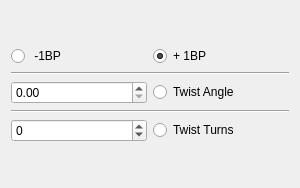
Old version of the form AdenitaCoreSE/form/SETwistHelixEditorGUI.ui in the repository 1A-OneAngstrom/Adenita.
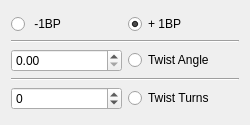
New version of the form.

What changed in the file:
```diff
--- a/AdenitaCoreSE/form/SETwistHelixEditorGUI.ui
+++ b/AdenitaCoreSE/form/SETwistHelixEditorGUI.ui
@@ -6,14 +6,14 @@
    <rect>
     <x>0</x>
     <y>0</y>
-    <width>300</width>
-    <height>188</height>
+    <width>250</width>
+    <height>125</height>
    </rect>
   </property>
   <property name="minimumSize">
    <size>
-    <width>300</width>
-    <height>188</height>
+    <width>250</width>
+    <height>125</height>
    </size>
   </property>
   <property name="windowTitle">
```
